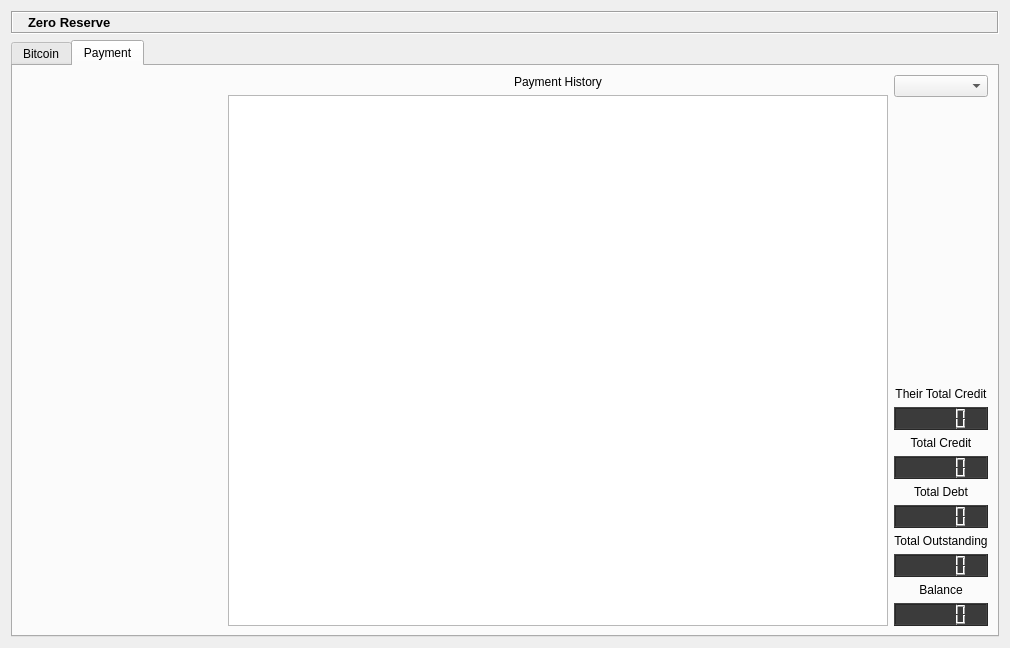
Before: the Qt Designer form ZeroReserveDialog.ui in zeroreserve/ZeroReserve, drawn with Qt 5.
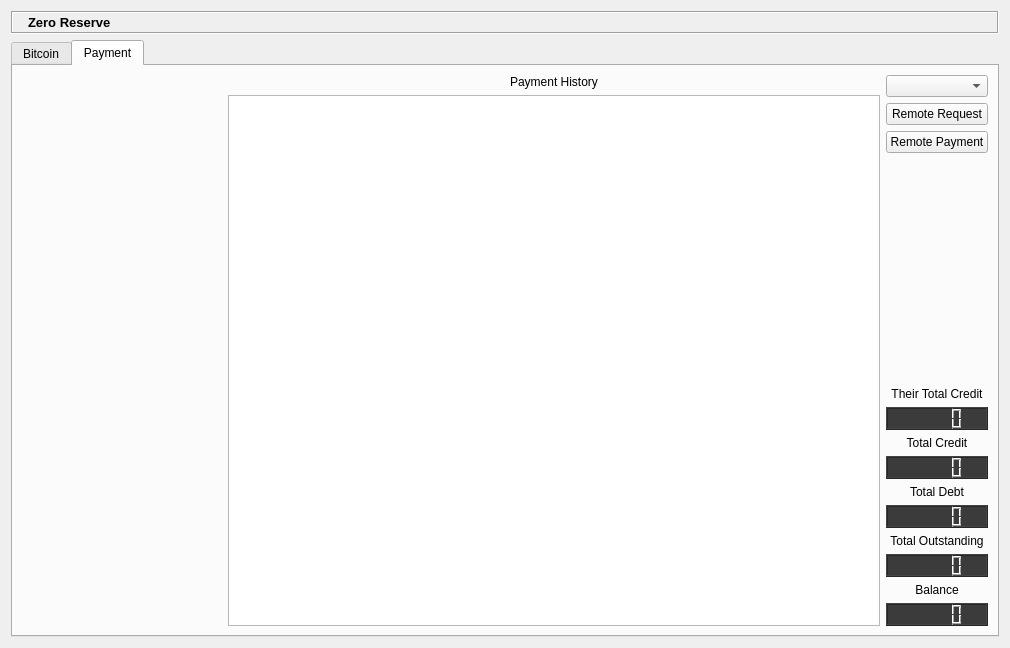
After: the same form once the commit is applied. The open tabs and pages were chosen to show the change. Icons and pictures are not drawn. Custom widgets are drawn as their Qt base class.

Commit message: remote payment

The edit to the form file:
```diff
--- a/ZeroReserveDialog.ui
+++ b/ZeroReserveDialog.ui
@@ -412,6 +412,20 @@
          <item>
           <widget class="QComboBox" name="currencySelector2"/>
          </item>
+         <item>
+          <widget class="QPushButton" name="remoteRequest">
+           <property name="text">
+            <string>Remote Request</string>
+           </property>
+          </widget>
+         </item>
+         <item>
+          <widget class="QPushButton" name="remotePayment">
+           <property name="text">
+            <string>Remote Payment</string>
+           </property>
+          </widget>
+         </item>
          <item>
           <spacer name="verticalSpacer">
            <property name="orientation">
```
Left out of the diff: 2 changed lines with no effect on the pictures. The commit also changes 11 other files.
